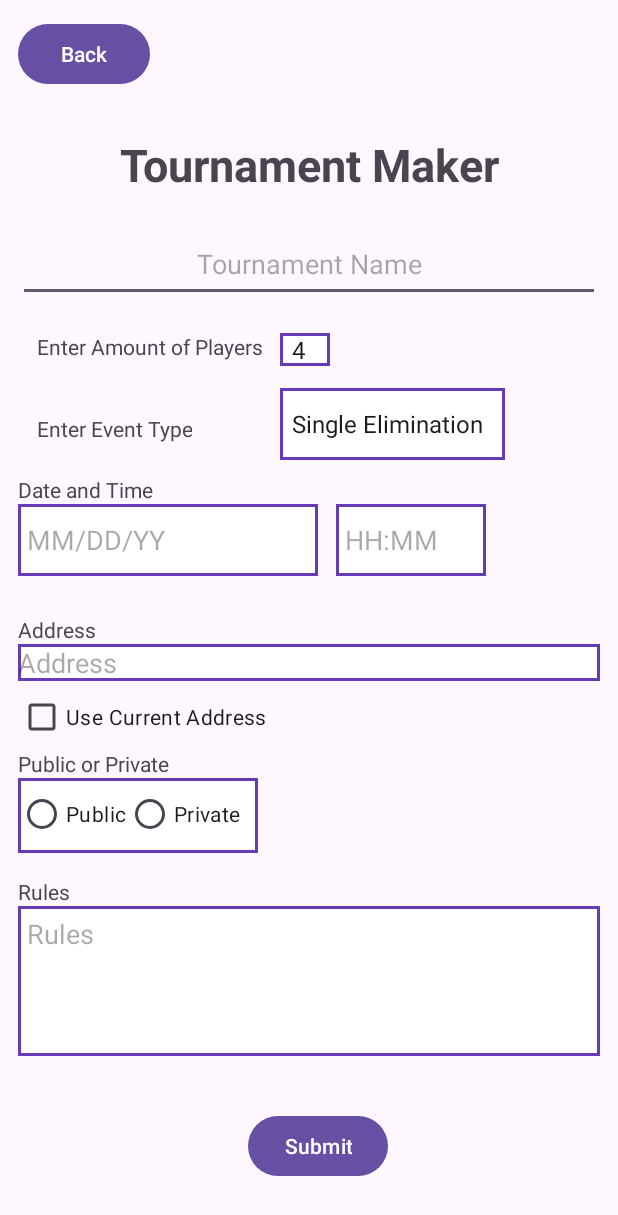
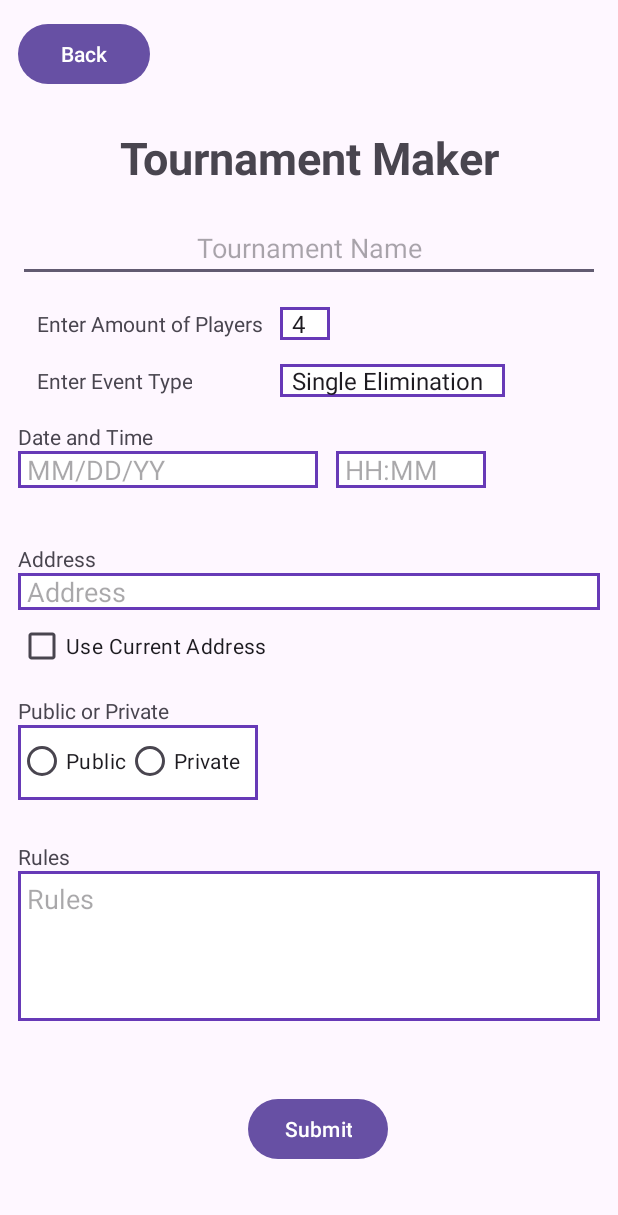
Before and after one commit to AnotherMichael8/CSE5236-Android-App, an Android app: the TournamentCreator screen opened directly, with no data from a screen before it, on a phone screen of 412 x 824 dp. Shown: the top 1215 px of the screen. Run offline under Robolectric (Android 15) with nearby library versions, the phone set to English and light mode, and no system bars; our stand-ins replace Firebase (no records; nobody signed in at launch, a user with empty details on screens opened directly).

Commit message:
Made things smaller to fit smaller phones

```diff
--- a/app/src/main/res/layout/activity_tournament_creator.xml
+++ b/app/src/main/res/layout/activity_tournament_creator.xml
@@ -36,7 +36,7 @@
     <EditText
         android:id="@+id/etTournamentName"
         android:layout_width="match_parent"
-        android:layout_height="50dp"
+        android:layout_height="wrap_content"
         android:hint="Tournament Name"
         android:gravity="center"
         android:inputType="text"
@@ -50,7 +50,7 @@
     <TextView
         android:id="@+id/textViewPlayers"
         android:layout_width="wrap_content"
-        android:layout_height="48dp"
+        android:layout_height="wrap_content"
         android:gravity="center"
         android:text="Enter Amount of Players"
         android:layout_marginStart="12dp"
@@ -62,7 +62,7 @@
     <TextView
         android:id="@+id/textViewEventType"
         android:layout_width="wrap_content"
-        android:layout_height="48dp"
+        android:layout_height="wrap_content"
         android:gravity="center"
         android:text="Enter Event Type"
         app:layout_constraintStart_toStartOf="@+id/textViewPlayers"
@@ -76,19 +76,19 @@
         android:layout_marginStart="12dp"
         android:entries="@array/players_array"
         android:background="@drawable/outline"
-        app:layout_constraintBottom_toTopOf="@+id/spinnerEventType"
+        app:layout_constraintBottom_toBottomOf="@+id/textViewPlayers"
         app:layout_constraintStart_toEndOf="@+id/textViewPlayers"
         app:layout_constraintTop_toTopOf="@+id/textViewPlayers" />
 
     <Spinner
         android:id="@+id/spinnerEventType"
         android:layout_width="wrap_content"
-        android:layout_height="48dp"
+        android:layout_height="wrap_content"
         android:entries="@array/event_types_array"
         android:background="@drawable/outline"
         app:layout_constraintBottom_toBottomOf="@+id/textViewEventType"
-        app:layout_constraintStart_toStartOf="@+id/spinnerPlayers"
-        app:layout_constraintTop_toBottomOf="@+id/textViewPlayers" />
+        app:layout_constraintTop_toTopOf="@+id/textViewEventType"
+        app:layout_constraintStart_toStartOf="@+id/spinnerPlayers" />
 
     <TextView
         android:id="@+id/textViewDate"
@@ -102,7 +102,7 @@
     <EditText
         android:id="@+id/etDate"
         android:layout_width="200dp"
-        android:layout_height="48dp"
+        android:layout_height="wrap_content"
         android:layout_marginStart="12dp"
         android:hint="MM/DD/YY"
         android:inputType="date"
@@ -117,7 +117,7 @@
     <EditText
         android:id="@+id/etTime"
         android:layout_width="100dp"
-        android:layout_height="48dp"
+        android:layout_height="wrap_content"
         android:hint="HH:MM"
         android:layout_marginStart="12dp"
         android:inputType="time"
@@ -144,6 +144,7 @@
         android:layout_marginEnd="12dp"
         android:background="@drawable/outline"
         android:inputType="textPostalAddress"
+        android:paddingStart="6dp"
         app:layout_constraintStart_toStartOf="@+id/textViewAddress"
         app:layout_constraintTop_toBottomOf="@+id/etDate"
         app:layout_constraintBottom_toTopOf="@+id/textViewPublicPrivate"/>
```
